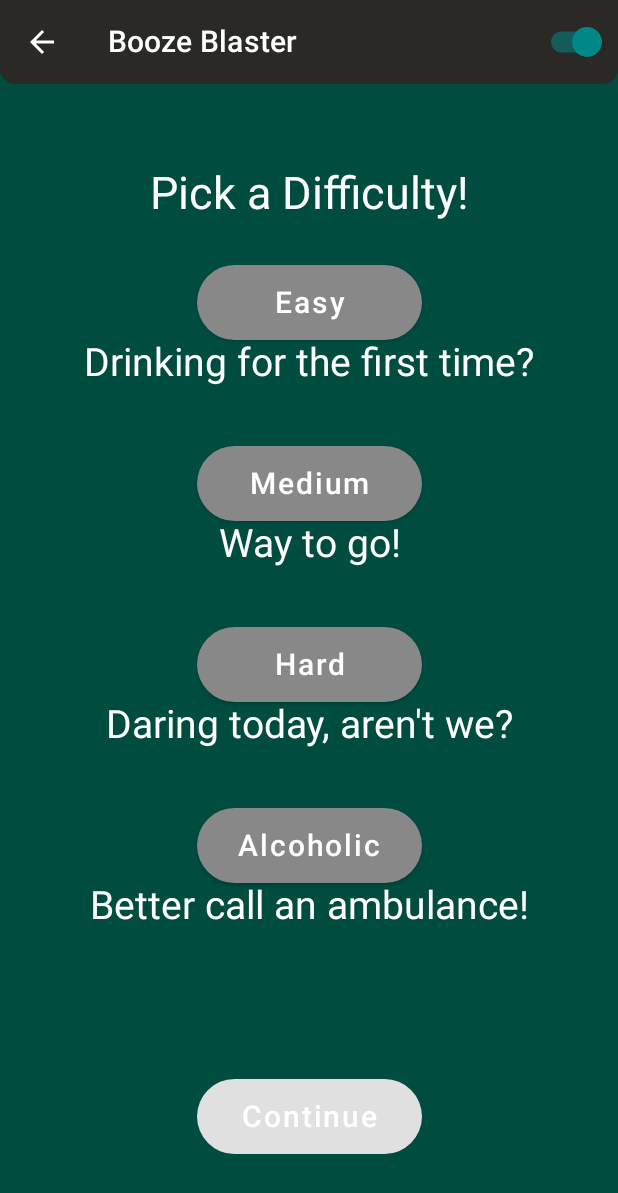
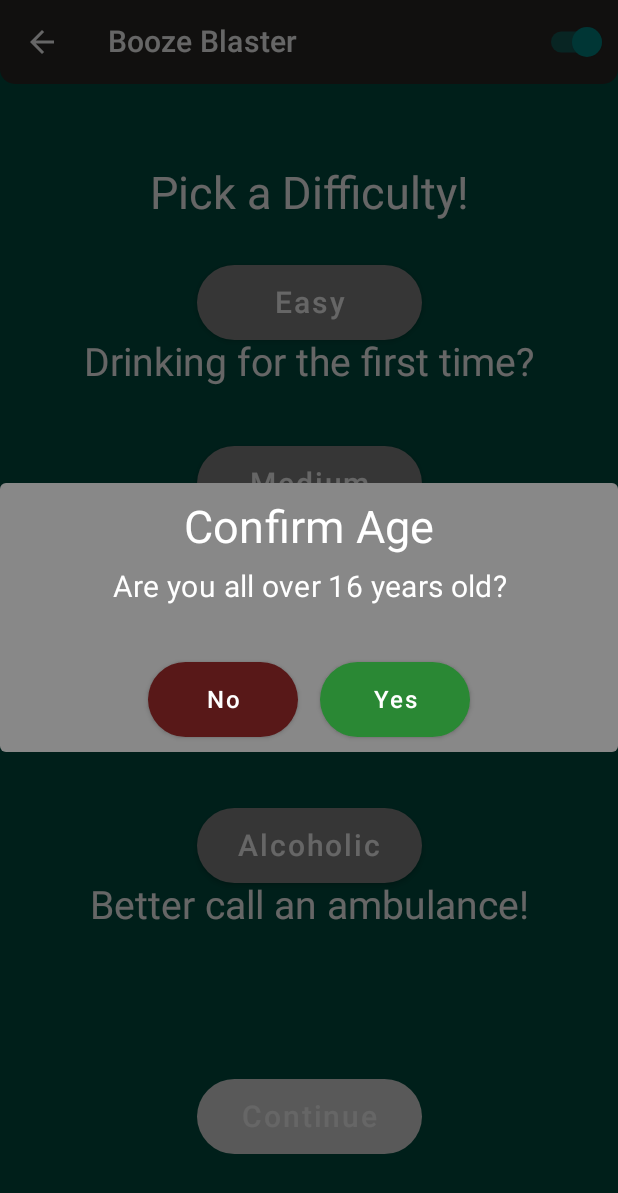
Before and after one commit to mo1117/Booze-Blaster, an Android app built with Jetpack Compose: the DifficultyPickerScreen screen opened through its navigation route, on a phone screen of 412 x 824 dp. Shown: the top 1193 px of the screen. Run offline under Robolectric (Android 15) with nearby library versions, the phone set to English and light mode, and no system bars; pictures from the network do not load.

Commit message:
UI changes + merge conflicts resolved, added a sound for the sip transfer, added MyAlertDialog

```diff
--- a/app/src/main/java/com/boozeblaster/MainActivity.kt
+++ b/app/src/main/java/com/boozeblaster/MainActivity.kt
@@ -3,16 +3,32 @@ package com.boozeblaster
 import android.os.Bundle
 import androidx.activity.ComponentActivity
 import androidx.activity.compose.setContent
+import androidx.compose.runtime.getValue
+import androidx.compose.runtime.mutableStateOf
+import androidx.compose.runtime.remember
+import androidx.compose.runtime.setValue
 import androidx.compose.ui.platform.LocalContext
+import com.boozeblaster.composables.MyAlertDialog
 import com.boozeblaster.controllers.DarkmodeController
 import com.boozeblaster.navigation.Navigation
 import com.boozeblaster.ui.theme.BoozeBlasterTheme
+import kotlin.system.exitProcess
 
 class MainActivity : ComponentActivity() {
     override fun onCreate(savedInstanceState: Bundle?) {
         super.onCreate(savedInstanceState)
         setContent {
             BoozeBlasterTheme {
+                var overSixteen by remember {
+                    mutableStateOf(value = false)
+                }
+                if (!overSixteen) {
+                    MyAlertDialog(
+                        title = "Confirm Age",
+                        message = "Are you all over 16 years old?",
+                        onConfirm = { overSixteen = true },
+                        onDismiss = { exitProcess(status = 1) })
+                }
                 DarkmodeController.load(context = LocalContext.current)
                 Navigation()
             }
--- a/app/src/main/java/com/boozeblaster/composables/AppBars.kt
+++ b/app/src/main/java/com/boozeblaster/composables/AppBars.kt
@@ -40,7 +40,7 @@ fun HomeTopAppBar() {
                 )
             }
             DropdownMenu(expanded = showMenu, onDismissRequest = { showMenu = false }) {
-                DropdownMenuItem(onClick = { exitProcess(1) }) {
+                DropdownMenuItem(onClick = { exitProcess(status = 1) }) {
                     Text(text = "Quit")
                 }
             }
--- a/app/src/main/java/com/boozeblaster/composables/Dialogs.kt
+++ b/app/src/main/java/com/boozeblaster/composables/Dialogs.kt
@@ -4,11 +4,18 @@ import androidx.compose.animation.AnimatedVisibility
 import androidx.compose.animation.core.tween
 import androidx.compose.animation.slideInHorizontally
 import androidx.compose.animation.slideOutHorizontally
-import androidx.compose.foundation.layout.Box
-import androidx.compose.foundation.layout.Row
+import androidx.compose.foundation.layout.*
+import androidx.compose.material.AlertDialog
+import androidx.compose.material.Text
 import androidx.compose.runtime.*
+import androidx.compose.ui.Modifier
+import androidx.compose.ui.graphics.Color
 import androidx.compose.ui.text.font.FontFamily
+import androidx.compose.ui.text.style.TextAlign
+import androidx.compose.ui.unit.TextUnit
+import androidx.compose.ui.unit.dp
 import com.boozeblaster.enums.AnimationConstants
+import com.boozeblaster.enums.ButtonType
 import com.boozeblaster.models.Player
 import com.boozeblaster.ui.theme.regularFont
 import kotlinx.coroutines.delay
@@ -143,6 +150,63 @@ fun AskPlayersToDrinkDialog(
     }
 }
 
+@Composable
+fun MyAlertDialog(
+    onDismissRequest: () -> Unit = { },
+    title: String,
+    message: String,
+    onConfirm: () -> Unit,
+    onDismiss: () -> Unit,
+    confirmText: String = "Yes",
+    dismissText: String = "No"
+) {
+    AlertDialog(
+        backgroundColor = Color.Gray,
+        onDismissRequest = { onDismissRequest() },
+        title = {
+            SimpleTextDisplay(
+                modifier = Modifier.fillMaxWidth(fraction = 1f),
+                text = title,
+                fontSize = 30,
+                fontFamily = FontFamily.SansSerif
+            )
+        },
+        text = {
+            SimpleTextDisplay(
+                modifier = Modifier.fillMaxWidth(fraction = 1f),
+                text = message,
+                fontSize = 20,
+                fontFamily = FontFamily.SansSerif
+            )
+        },
+        buttons = {
+            Row(
+                modifier = Modifier.fillMaxWidth(),
+                horizontalArrangement = Arrangement.Center
+            ) {
+                SimpleButton(
+                    modifier = Modifier.padding(start = 7.dp, end = 7.dp).padding(vertical = 10.dp),
+                    onClick = { onDismiss() },
+                    text = dismissText,
+                    fontSize = 16,
+                    fontFamily = FontFamily.SansSerif,
+                    buttonType = ButtonType.INCORRECT,
+                    minWidth = 100
+                )
+                SimpleButton(
+                    modifier = Modifier.padding(start = 7.dp, end = 7.dp).padding(vertical = 10.dp),
+                    onClick = { onConfirm() },
+                    text = confirmText,
+                    fontSize = 16,
+                    fontFamily = FontFamily.SansSerif,
+                    buttonType = ButtonType.CORRECT,
+                    minWidth = 100
+                )
+            }
+        }
+    )
+}
+
 /**
  * @param points Amount of points to be added
  * @param sips Amount of sips to drink
--- a/app/src/main/java/com/boozeblaster/composables/TextFields.kt
+++ b/app/src/main/java/com/boozeblaster/composables/TextFields.kt
@@ -65,12 +65,13 @@ fun SimpleTextField(
 
 @Composable
 fun SimpleTextDisplay(
+    modifier: Modifier = Modifier,
     text: String,
     fontSize: Int,
-    fontFamily: FontFamily
+    fontFamily: FontFamily,
 ) {
     Text(
-        modifier = Modifier.padding(horizontal = 10.dp),
+        modifier = modifier.padding(horizontal = 10.dp),
         text = text,
         fontSize = fontSize.sp,
         fontFamily = fontFamily,
--- a/app/src/main/java/com/boozeblaster/enums/AnimationConstants.kt
+++ b/app/src/main/java/com/boozeblaster/enums/AnimationConstants.kt
@@ -16,6 +16,8 @@ enum class AnimationConstants(val durationMillis: Int) {
 
     PLAYER_PICKER_FADE_IN_OUT(durationMillis = 600),
 
-    CONTINUE_BUTTON_FADE_IN(durationMillis = 1000)
+    CONTINUE_BUTTON_FADE_IN(durationMillis = 1000),
+
+    SIP_TRANSFER_DIALOGS_FADE_IN_OUT(durationMillis = 500)
 
 }
--- a/app/src/main/java/com/boozeblaster/generators/DareTaskGenerator.kt
+++ b/app/src/main/java/com/boozeblaster/generators/DareTaskGenerator.kt
@@ -27,6 +27,10 @@ object DareTaskGenerator {
         val dareList = DareGenerator().getList() as List<Dare>
 
         while (counter < players.size) {
+            if (players.get(index = counter).getDare() != null) {
+                counter++
+                continue
+            }
             dare = dareList.get(index = Random.nextInt(from = 0, until = dareList.size))
             if (dare !in usedDares) {
                 usedDares = usedDares.plus(element = dare)
--- a/app/src/main/java/com/boozeblaster/models/Game.kt
+++ b/app/src/main/java/com/boozeblaster/models/Game.kt
@@ -1,6 +1,7 @@
 package com.boozeblaster.models
 
 import com.boozeblaster.enums.Difficulty
+import com.boozeblaster.generators.DareTaskGenerator
 import com.boozeblaster.generators.TaskGenerator
 import com.boozeblaster.tasks.Task
 import com.boozeblaster.tasks.individual.DareTask
@@ -45,7 +46,18 @@ class Game private constructor(
                 player.setSips(sips = 0)
                 player.setDare(dare = null)
             }
+            INSTANCE.players = mutableListOf()
+            DareTaskGenerator.resetUsedDares()
 //            INSTANCE.tasks = emptyList()
+        }
+
+        /**
+         * Resets all dares to null value
+         */
+        fun resetAllDares() {
+            for (player in INSTANCE.players) {
+                player.setDare(dare = null)
+            }
         }
 
         /**
--- a/app/src/main/java/com/boozeblaster/navigation/NavigationController.kt
+++ b/app/src/main/java/com/boozeblaster/navigation/NavigationController.kt
@@ -10,6 +10,7 @@ object NavigationController {
 
     fun navigateToHomeScreen(navController: NavController) {
         MyMediaPlayer.stop()
+        Game.reset()
         navController.navigate(route = Screen.HomeScreen.route) {
             popUpTo(id = navController.graph.startDestinationId) {
                 inclusive = false
@@ -20,12 +21,10 @@ object NavigationController {
     fun popBackStackIntoHomeScreen(
         navController: NavController,
         setAdultMode: (Boolean?) -> Unit,
-        setDifficulty: (Difficulty?) -> Unit,
-        setDaresAssigned: (Boolean) -> Unit
+        setDifficulty: (Difficulty?) -> Unit
     ) {
         setAdultMode(null)
         setDifficulty(null)
-        setDaresAssigned(false)
         navController.popBackStack()
     }
 
--- a/app/src/main/java/com/boozeblaster/screens/DifficultyPickerScreen.kt
+++ b/app/src/main/java/com/boozeblaster/screens/DifficultyPickerScreen.kt
@@ -14,7 +14,6 @@ import com.boozeblaster.composables.*
 import com.boozeblaster.enums.Difficulty
 import com.boozeblaster.generators.DareTaskGenerator
 import com.boozeblaster.models.Game
-import com.boozeblaster.models.Player
 import com.boozeblaster.ui.theme.getBackgroundColor
 import com.boozeblaster.viewmodels.GameSettingsViewModel
 
@@ -38,9 +37,7 @@ fun DifficultyPickerScreen(
                 navController.navigate(route = Screen.DisplayDaresScreen.route)
             },
             getDifficulty = gameSettingsViewModel::getDifficulty,
-            setDifficulty = gameSettingsViewModel::setDifficulty,
-            setDaresAssigned = gameSettingsViewModel::setDaresAssigned,
-            areDaresAssigned = gameSettingsViewModel::areDaresAssigned
+            setDifficulty = gameSettingsViewModel::setDifficulty
         )
     }
 }
@@ -50,9 +47,7 @@ fun DifficultyPickerScreenContent(
     modifier: Modifier = Modifier,
     onContinueClicked: () -> Unit = {},
     getDifficulty: () -> Difficulty?,
-    setDifficulty: (Difficulty) -> Unit,
-    setDaresAssigned: (Boolean) -> Unit,
-    areDaresAssigned: () -> Boolean
+    setDifficulty: (Difficulty) -> Unit
 ) {
 
     val buttonFontSize = 20
@@ -133,10 +128,6 @@ fun DifficultyPickerScreenContent(
         SimpleButton(
             onClick = {
                 Game.setDifficulty(difficulty = getDifficulty()!!)
-                if (!areDaresAssigned()) {
-                    DareTaskGenerator.assignDares(players = Game.getPlayers())
-                    setDaresAssigned(true)
-                }
                 onContinueClicked()
             },
             text = "Continue",
--- a/app/src/main/java/com/boozeblaster/screens/DisplayDaresScreen.kt
+++ b/app/src/main/java/com/boozeblaster/screens/DisplayDaresScreen.kt
@@ -36,7 +36,6 @@ fun DisplayDaresScreen(navController: NavController, gameSettingsViewModel: Game
                 //Clear the settings
                 gameSettingsViewModel.setDifficulty(difficulty = null)
                 gameSettingsViewModel.setAdultMode(adultMode = null)
-                gameSettingsViewModel.setDaresAssigned(assigned = false)
                 navController.navigate(route = Screen.GameScreen.route)
             })
     }
--- a/app/src/main/java/com/boozeblaster/tasks/individual/GuessTheSongTask.kt
+++ b/app/src/main/java/com/boozeblaster/tasks/individual/GuessTheSongTask.kt
@@ -46,7 +46,7 @@ class GuessTheSongTask(
             SimpleSpacer(size = 30)
 
             SimpleTextDisplay(
-                text = "You will have to guess the following three songs. If you cannot name " +
+                text = "You will have to guess the following three songs.\n\nIf you cannot name " +
                         "both artist and the song's name, you will drink the full amount!\n\n" +
                         "If you are able to guess both correct, you will be rewarded full points " +
                         "instead!\n\nIf only one guess is correct, points and sips will both be " +
```
Also changed, not shown: app/src/main/java/com/boozeblaster/generators/common/NeverHaveIEverGenerator.kt (+5 -6 lines), app/src/main/java/com/boozeblaster/minigames/common/SipTransfer.kt (+194 -86 lines), app/src/main/java/com/boozeblaster/screens/AdultModePickerScreen.kt (+14 -2 lines), app/src/main/java/com/boozeblaster/screens/GameScreen.kt (+14 -2 lines), app/src/main/java/com/boozeblaster/screens/StartGameScreen.kt (+2 -7 lines), app/src/main/java/com/boozeblaster/viewmodels/GameSettingsViewModel.kt (+0 -9 lines), 1 other file.
